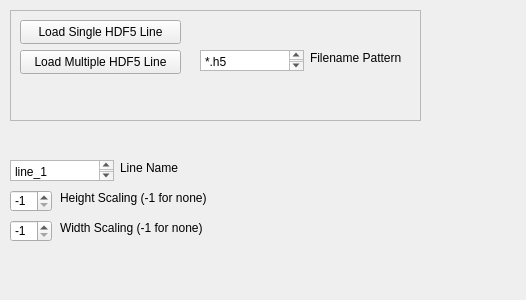
This is src/WhiskerToolbox/Loading_Widgets/LineLoaderWidget/Line_Loader_Widget.ui in paulmthompson/WhiskerToolbox as Qt 5 draws it before an edit. The edited form follows.
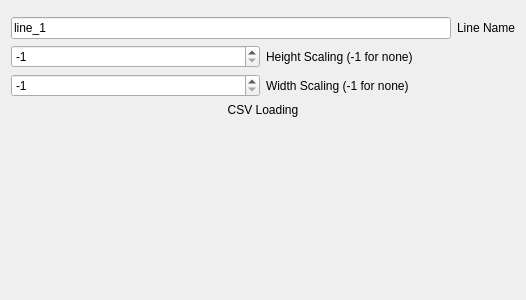
This is the edited form. Custom widgets are drawn as their Qt base class.

Commit message: split off line loader widget for hdf5

What changed in the file:
```diff
--- a/src/WhiskerToolbox/Loading_Widgets/LineLoaderWidget/Line_Loader_Widget.ui
+++ b/src/WhiskerToolbox/Loading_Widgets/LineLoaderWidget/Line_Loader_Widget.ui
@@ -13,165 +13,116 @@
         <property name="windowTitle">
             <string>Form</string>
         </property>
-        <widget class="QSpinBox" name="width_scaling">
-            <property name="geometry">
-                <rect>
-                    <x>10</x>
-                    <y>220</y>
-                    <width>42</width>
-                    <height>22</height>
-                </rect>
-            </property>
-            <property name="minimum">
-                <number>-1</number>
-            </property>
-            <property name="maximum">
-                <number>1000</number>
-            </property>
-            <property name="value">
-                <number>-1</number>
-            </property>
-        </widget>
-        <widget class="QFrame" name="frame">
-            <property name="geometry">
-                <rect>
-                    <x>10</x>
-                    <y>10</y>
-                    <width>411</width>
-                    <height>111</height>
-                </rect>
-            </property>
-            <property name="frameShape">
-                <enum>QFrame::Shape::StyledPanel</enum>
-            </property>
-            <property name="frameShadow">
-                <enum>QFrame::Shadow::Raised</enum>
-            </property>
-            <widget class="QPushButton" name="load_single_hdf5_line">
-                <property name="geometry">
-                    <rect>
-                        <x>10</x>
-                        <y>10</y>
-                        <width>161</width>
-                        <height>24</height>
-                    </rect>
-                </property>
+  <layout class="QVBoxLayout" name="verticalLayout_2">
+   <item>
+    <widget class="HDF5LineLoader_Widget" name="hdf5_line_loader" native="true"/>
+   </item>
+   <item>
+    <layout class="QVBoxLayout" name="verticalLayout">
+     <item>
+      <layout class="QHBoxLayout" name="horizontalLayout">
+       <item>
+        <widget class="QLineEdit" name="data_name_text">
                 <property name="text">
-                    <string>Load Single HDF5 Line</string>
-                </property>
-            </widget>
-            <widget class="QPushButton" name="load_multi_hdf5_line">
-                <property name="geometry">
-                    <rect>
-                        <x>10</x>
-                        <y>40</y>
-                        <width>161</width>
-                        <height>24</height>
-                    </rect>
-                </property>
-                <property name="text">
-                    <string>Load Multiple HDF5 Line</string>
-                </property>
-            </widget>
-            <widget class="QPlainTextEdit" name="multi_hdf5_name_pattern">
-                <property name="geometry">
-                    <rect>
-                        <x>190</x>
-                        <y>40</y>
-                        <width>104</width>
-                        <height>21</height>
-                    </rect>
-                </property>
-                <property name="plainText">
-                    <string>*.h5</string>
-                </property>
-            </widget>
-            <widget class="QLabel" name="label_2">
-                <property name="geometry">
-                    <rect>
-                        <x>300</x>
-                        <y>40</y>
-                        <width>101</width>
-                        <height>16</height>
-                    </rect>
-                </property>
-                <property name="text">
-                    <string>Filename Pattern</string>
-                </property>
-            </widget>
-        </widget>
+          <string>line_1</string>
+         </property>
+        </widget>
+       </item>
+       <item>
         <widget class="QLabel" name="label">
-            <property name="geometry">
-                <rect>
-                    <x>120</x>
-                    <y>160</y>
-                    <width>131</width>
-                    <height>16</height>
-                </rect>
-            </property>
             <property name="text">
                 <string>Line Name</string>
             </property>
         </widget>
+       </item>
+      </layout>
+     </item>
+     <item>
+      <layout class="QHBoxLayout" name="horizontalLayout_2">
+       <item>
+        <widget class="QSpinBox" name="height_scaling">
+         <property name="minimum">
+          <number>-1</number>
+         </property>
+         <property name="maximum">
+          <number>1000</number>
+         </property>
+         <property name="value">
+          <number>-1</number>
+         </property>
+        </widget>
+       </item>
+       <item>
         <widget class="QLabel" name="label_3">
-            <property name="geometry">
-                <rect>
-                    <x>60</x>
-                    <y>190</y>
-                    <width>211</width>
-                    <height>16</height>
-                </rect>
-            </property>
             <property name="text">
                 <string>Height Scaling (-1 for none)</string>
             </property>
         </widget>
+       </item>
+      </layout>
+     </item>
+     <item>
+      <layout class="QHBoxLayout" name="horizontalLayout_3">
+       <item>
+        <widget class="QSpinBox" name="width_scaling">
+         <property name="minimum">
+          <number>-1</number>
+         </property>
+         <property name="maximum">
+          <number>1000</number>
+         </property>
+         <property name="value">
+          <number>-1</number>
+         </property>
+        </widget>
+       </item>
+       <item>
         <widget class="QLabel" name="label_4">
-            <property name="geometry">
-                <rect>
-                    <x>60</x>
-                    <y>220</y>
-                    <width>211</width>
-                    <height>16</height>
-                </rect>
-            </property>
             <property name="text">
                 <string>Width Scaling (-1 for none)</string>
             </property>
         </widget>
-        <widget class="QPlainTextEdit" name="data_name_text">
-            <property name="geometry">
-                <rect>
-                    <x>10</x>
-                    <y>160</y>
-                    <width>104</width>
-                    <height>21</height>
-                </rect>
-            </property>
-            <property name="plainText">
-                <string>line_1</string>
-            </property>
-        </widget>
-        <widget class="QSpinBox" name="height_scaling">
-            <property name="geometry">
-                <rect>
-                    <x>10</x>
-                    <y>190</y>
-                    <width>42</width>
-                    <height>22</height>
-                </rect>
-            </property>
-            <property name="minimum">
-                <number>-1</number>
-            </property>
-            <property name="maximum">
-                <number>1000</number>
-            </property>
-            <property name="value">
-                <number>-1</number>
-            </property>
-        </widget>
-    </widget>
+       </item>
+      </layout>
+     </item>
+    </layout>
+   </item>
+   <item>
+    <widget class="QLabel" name="label_6">
+     <property name="text">
+      <string>CSV Loading</string>
+     </property>
+     <property name="alignment">
+      <set>Qt::AlignmentFlag::AlignCenter</set>
+     </property>
+    </widget>
+   </item>
+   <item>
+    <layout class="QVBoxLayout" name="verticalLayout_4"/>
+   </item>
+   <item>
+    <spacer name="verticalSpacer">
+     <property name="orientation">
+      <enum>Qt::Orientation::Vertical</enum>
+     </property>
+     <property name="sizeHint" stdset="0">
+      <size>
+       <width>20</width>
+       <height>40</height>
+      </size>
+     </property>
+    </spacer>
+   </item>
+  </layout>
+ </widget>
+ <customwidgets>
+  <customwidget>
+   <class>HDF5LineLoader_Widget</class>
+   <extends>QWidget</extends>
+   <header>Loading_Widgets/LineLoaderWidget/HDF5LineLoader_Widget/HDF5LineLoader_Widget.hpp</header>
+   <container>1</container>
+  </customwidget>
+ </customwidgets>
     <resources/>
     <connections/>
 </ui>
```
Lines whose indentation alone changed are shown as unchanged. The commit also changes 7 other files.
